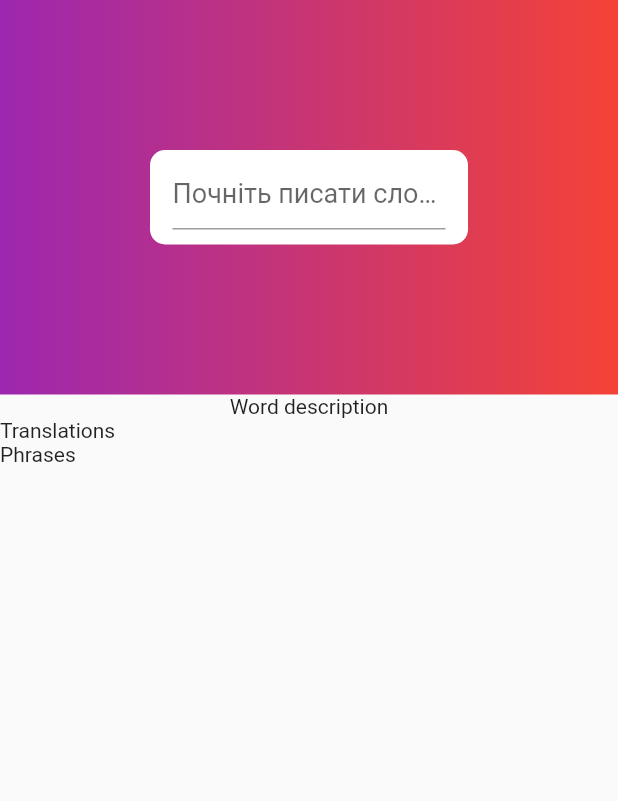
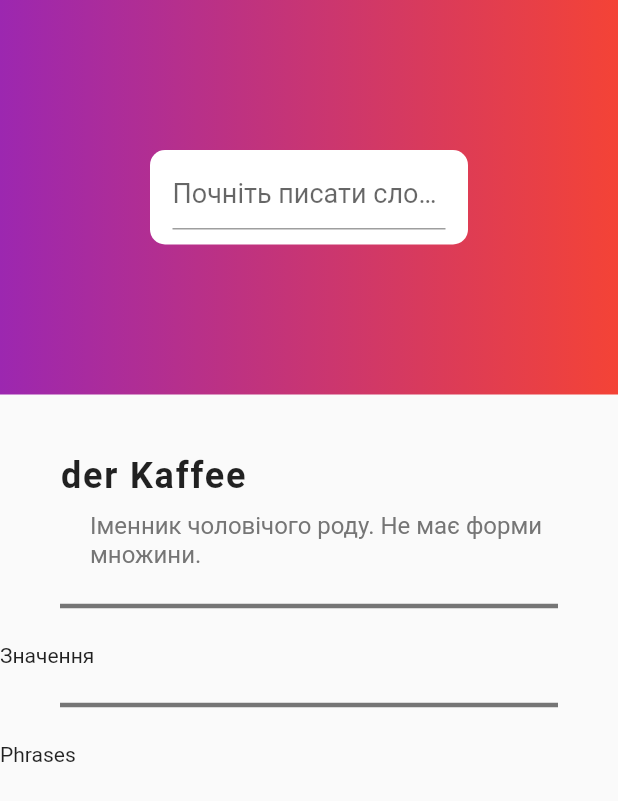
Before and after one commit to uaapps/sloper, a Flutter app: the screen it shows after launch, on a phone screen of 412 x 824 dp. Shown: the top 801 px of the screen. Run offline on Flutter 3.47's test engine with Material 2 defaults, Android fonts, the light colour scheme and no system bars.

Commit message:
add word description widget

```diff
--- a/lib/main.dart
+++ b/lib/main.dart
@@ -1,5 +1,6 @@
 import 'package:flutter/material.dart';
 import 'search_bar.dart';
+import 'word_description.dart';
 
 void main() => runApp(MyApp());
 
@@ -9,16 +10,22 @@ class MyApp extends StatelessWidget {
   Widget build(BuildContext context) => MaterialApp(
         title: 'Sloper',
         theme: ThemeData(
-          primarySwatch: Colors.blueGrey,
+          dividerTheme: DividerThemeData(
+            thickness: 3.0,
+            color: Colors.grey[600],
+            space: 50.0,
+            indent: 40.0,
+            endIndent: 40.0,
+          ),
         ),
         home: Scaffold(
           body: ListView(
             children: [
               SearchBar(),
-              Center(
-                child: Text("Word description"),
-              ),
-              Text("Translations"),
+              WordDescription(),
+              Divider(),
+              Text("Значення"),
+              Divider(),
               Text("Phrases"),
             ],
           ),
--- /dev/null
+++ b/lib/word_description.dart
@@ -0,0 +1,36 @@
+import 'package:flutter/material.dart';
+
+class WordDescription extends StatelessWidget {
+  @override
+  Widget build(BuildContext context) => Column(
+        mainAxisAlignment: MainAxisAlignment.start,
+        children: [
+          Row(
+            children: [
+              Container(
+                margin: EdgeInsets.fromLTRB(40.0, 40.0, 40.0, 0.0),
+                child: Text(
+                  "der Kaffee",
+                  style: TextStyle(
+                    fontSize: 24.0,
+                    fontWeight: FontWeight.bold,
+                    letterSpacing: 1.2,
+                  ),
+                ),
+              ),
+            ],
+          ),
+          Container(
+            alignment: Alignment.topLeft,
+            child: Text(
+              "Іменник чоловічого роду. Не має форми множини.",
+              style: TextStyle(
+                fontSize: 16.0,
+                color: Colors.grey[600],
+              ),
+            ),
+            margin: EdgeInsets.fromLTRB(60.0, 10.0, 0.0, 0.0),
+          ),
+        ],
+      );
+}
```
